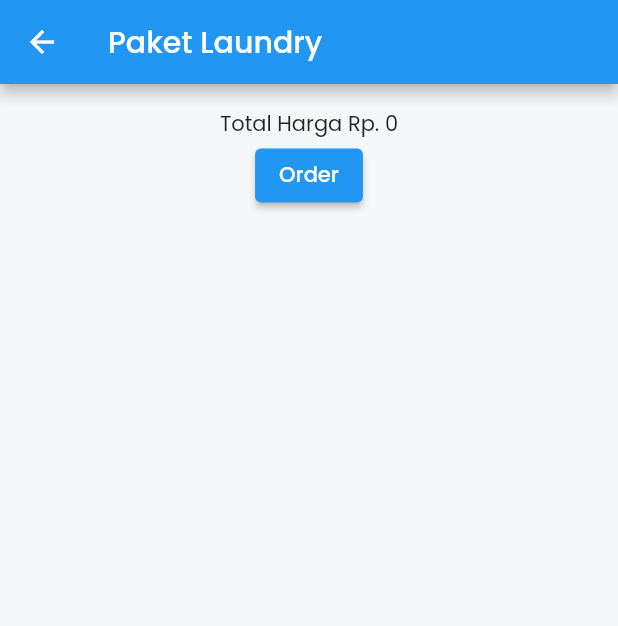
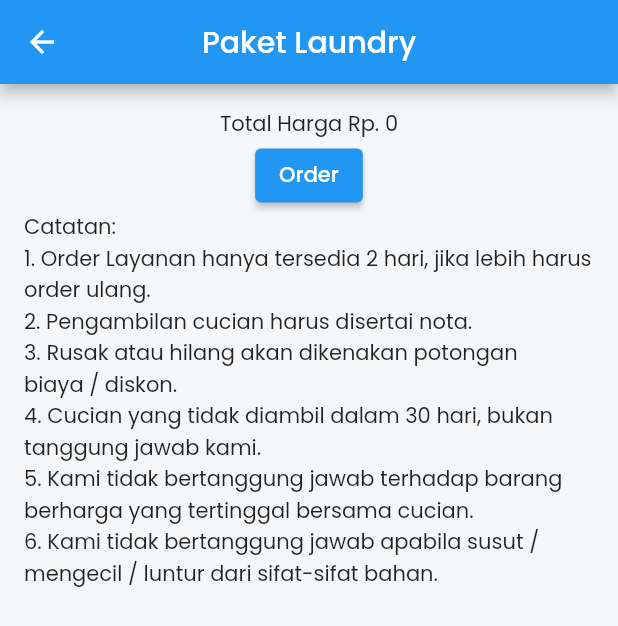
Before and after one commit to carolineadicahya/cleancare_laundry, a Flutter app: the AddOrder screen opened directly, on a phone screen of 412 x 824 dp. Shown: the top 626 px of the screen. Run offline on Flutter 3.47's test engine with Material 2 defaults, Android fonts, the phone set to English and light mode, and no system bars; our stand-ins replace cloud_firestore, firebase_auth, firebase_core, firebase_storage, flutter_screenutil, flutter_spinkit and 5 more; missing offline and left inert: flutter_polyline_points; accounts and stored records are empty.

Commit message:
catatan + estimasi tanggal selesai

```diff
--- a/lib/main.dart
+++ b/lib/main.dart
@@ -2,7 +2,6 @@ import 'package:CleanCare/screen/owner/dashboard_admin.dart';
 import 'package:CleanCare/screen/owner/layout_admin.dart';
 import 'package:CleanCare/screen/user/dashboard_user.dart';
 import 'package:CleanCare/screen/user/history.dart';
-// import 'package:CleanCare/screen/user/history.dart';
 import 'package:CleanCare/screen/user/layout_user.dart';
 import 'package:flutter/material.dart';
 import 'package:firebase_core/firebase_core.dart';
--- a/lib/screen/user/pilih_paket.dart
+++ b/lib/screen/user/pilih_paket.dart
@@ -37,6 +37,7 @@ class _AddOrderState extends State<AddOrder> {
     return Scaffold(
       appBar: AppBar(
         title: Text('Paket Laundry'),
+        centerTitle: true,
       ),
       body: SingleChildScrollView(
         child: Padding(
@@ -124,6 +125,16 @@ class _AddOrderState extends State<AddOrder> {
                 },
                 child: Text('Order'),
               ),
+              Text(
+                'Catatan:\n'
+                '1. Order Layanan hanya tersedia 2 hari, jika lebih harus order ulang.\n'
+                '2. Pengambilan cucian harus disertai nota.\n'
+                '3. Rusak atau hilang akan dikenakan potongan biaya / diskon.\n'
+                '4. Cucian yang tidak diambil dalam 30 hari, bukan tanggung jawab kami.\n'
+                '5. Kami tidak bertanggung jawab terhadap barang berharga yang tertinggal bersama cucian.\n'
+                '6. Kami tidak bertanggung jawab apabila susut / mengecil / luntur dari sifat-sifat bahan.',
+                style: TextStyle(fontSize: 14.0),
+              ),
             ],
           ),
         ),
--- a/pubspec.yaml
+++ b/pubspec.yaml
@@ -59,6 +59,8 @@ dependencies:
   dropdown_below: ^1.0.3
   image_picker: ^1.0.4
   flutter_profile_picture: ^2.0.0
+  push: ^1.0.5
+  firebase_messaging: ^14.7.4
 
 dev_dependencies:
   flutter_test:
```
Also changed, not shown: lib/screen/owner/detail_order_user(admin).dart (+11 -2 lines), lib/screen/user/detail_order.dart (+10 -2 lines), pubspec.lock.
